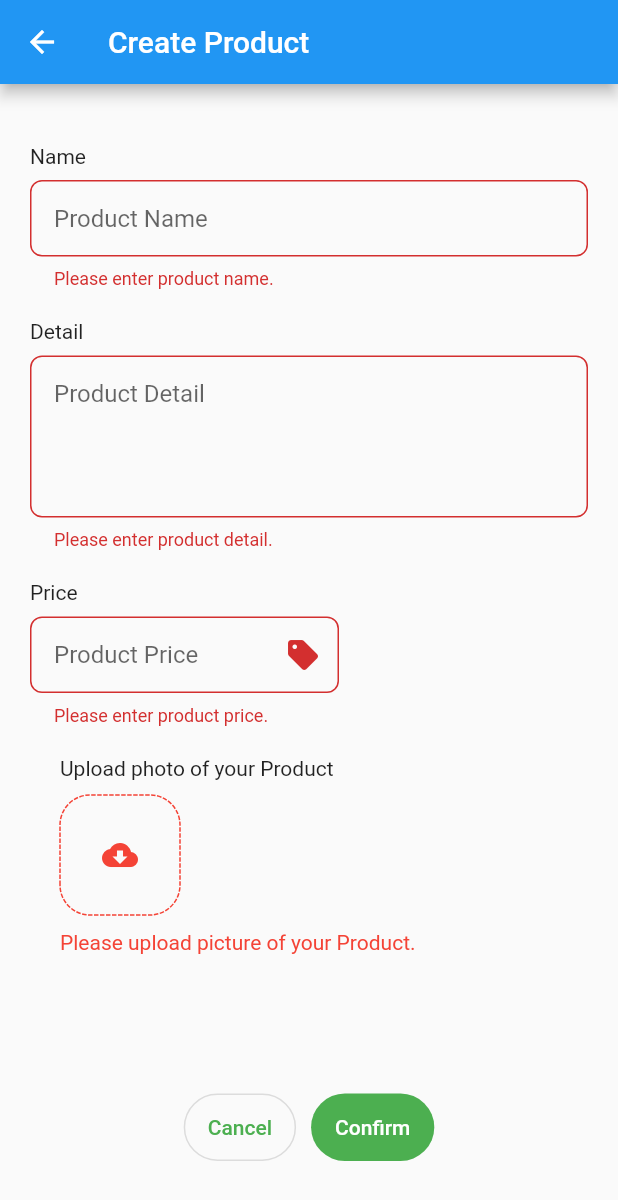
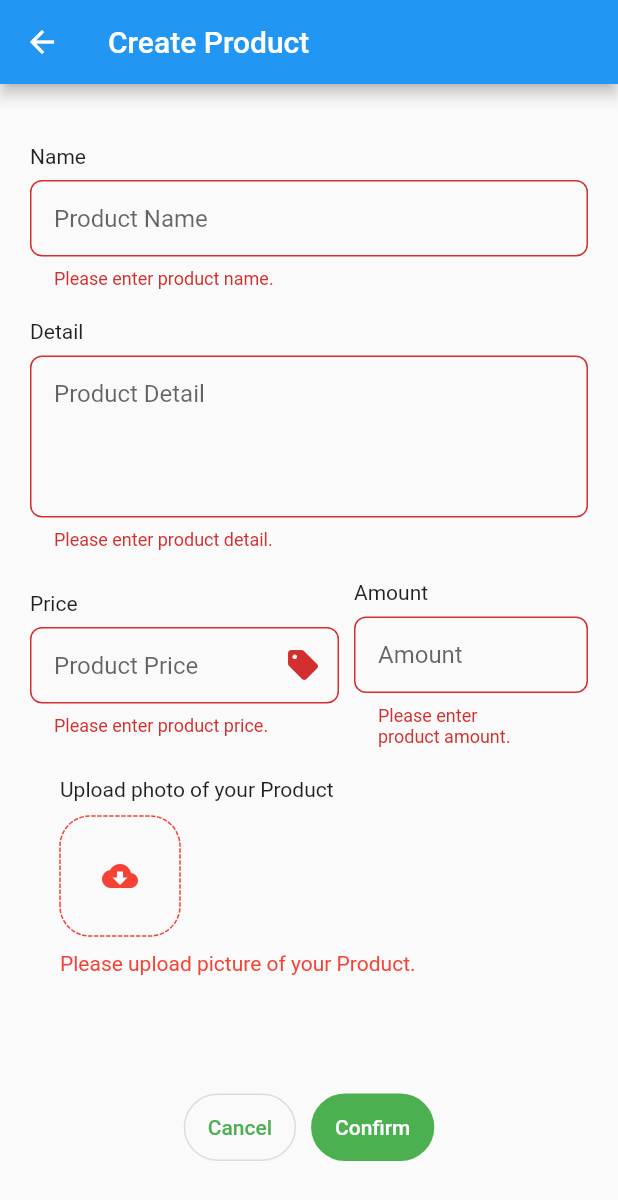
Before and after one commit to sorasora46/tungleua, a Flutter app: the CreateProduct screen opened directly with empty values, after a tap on "Confirm", on a phone screen of 412 x 824 dp. Shown: the top 1200 px of the screen. Run offline on Flutter 3.47's test engine with Material 2 defaults, Android fonts, the phone set to English and light mode, and no system bars; drawn by our look-alikes of dotted_border; our stand-ins replace dio, firebase_auth, firebase_core, flutter_dotenv, flutter_map, image_picker and 2 more; accounts and stored records are empty; network calls fail.

Commit message:
Add amount field in create product (BACKUP BEFORE WINDOWS CRASH)

```diff
--- a/lib/pages/create_product.dart
+++ b/lib/pages/create_product.dart
@@ -25,6 +25,7 @@ class _CreateProductState extends State<CreateProduct> {
   final nameController = TextEditingController();
   final detailController = TextEditingController();
   final priceController = TextEditingController();
+  final amountController = TextEditingController();
 
   final ImagePicker imgPicker = ImagePicker();
 
@@ -73,7 +74,7 @@ class _CreateProductState extends State<CreateProduct> {
         'price': priceController.text,
         'store_id': widget.storeId,
         'image': base64Encode(imageBytes!),
-        'amount': 'store_id',
+        'amount': amountController.text,
       });
 
       if (response.statusCode == 200) {
@@ -122,6 +123,16 @@ class _CreateProductState extends State<CreateProduct> {
   String? priceValidator(value) {
     if (value == null || value.isEmpty) {
       return 'Please enter product price.';
+    }
+    return null;
+  }
+
+  String? amountValidator(value) {
+    if (value == null || value.isEmpty) {
+      return 'Please enter\nproduct amount.';
+    }
+    if (!RegExp(r'^[1-9]\d*$').hasMatch(value)) {
+      return 'Please enter a\nnon-zero number.';
     }
     return null;
   }
@@ -212,25 +223,57 @@ class _CreateProductState extends State<CreateProduct> {
 
                           const SizedBox(height: 20),
 
+                          Row(children: <Widget>[
                             // Product Price
+                            Column(
+                                crossAxisAlignment: CrossAxisAlignment.start,
+                                children: <Widget>[
                                   const Text('Price'),
                                   const SizedBox(height: 8),
                                   SizedBox(
-                            width: MediaQuery.of(context).size.width * 0.5,
+                                      width: MediaQuery.of(context).size.width *
+                                          0.5,
                                       child: TextFormField(
                                           keyboardType: TextInputType.text,
-                              autovalidateMode:
-                                  AutovalidateMode.onUserInteraction,
+                                          autovalidateMode: AutovalidateMode
+                                              .onUserInteraction,
                                           controller: priceController,
                                           validator: priceValidator,
                                           decoration: InputDecoration(
-                                suffixIcon: const Icon(Icons.sell),
-                                contentPadding: const EdgeInsets.all(16),
+                                              suffixIcon:
+                                                  const Icon(Icons.sell),
+                                              contentPadding:
+                                                  const EdgeInsets.all(16),
                                               hintText: 'Product Price',
-                                border: formBorder,
-                              ),
-                            ),
-                          ),
+                                              border: formBorder)))
+                                ]),
+
+                            const SizedBox(width: 10),
+
+                            // Product Amount
+                            Expanded(
+                                child: Column(
+                                    crossAxisAlignment:
+                                        CrossAxisAlignment.start,
+                                    children: <Widget>[
+                                  const Text('Amount'),
+                                  const SizedBox(height: 8),
+                                  SizedBox(
+                                      width: MediaQuery.of(context).size.width *
+                                          0.5,
+                                      child: TextFormField(
+                                          keyboardType: TextInputType.text,
+                                          autovalidateMode: AutovalidateMode
+                                              .onUserInteraction,
+                                          controller: amountController,
+                                          validator: amountValidator,
+                                          decoration: InputDecoration(
+                                              contentPadding:
+                                                  const EdgeInsets.all(16),
+                                              hintText: 'Amount',
+                                              border: formBorder)))
+                                ])),
+                          ]),
 
                           const SizedBox(height: 20),
 
@@ -309,7 +352,6 @@ class _CreateProductState extends State<CreateProduct> {
                                 const SizedBox(width: 10),
 
                                 // Confirm Button
-                                // TODO: Implement Create Product
                                 Container(
                                   margin: const EdgeInsets.symmetric(
                                       horizontal: 0, vertical: 30),
--- a/lib/pages/shop_detail.dart
+++ b/lib/pages/shop_detail.dart
@@ -127,7 +127,6 @@ class _ShopDetailState extends State<ShopDetail> {
             const SizedBox(height: 5),
 
             // Add Product Button
-            // TODO: Handle Create Product
             Center(
                 child: MaterialButton(
               onPressed: () {
```
Lines whose indentation alone changed are shown as unchanged.
